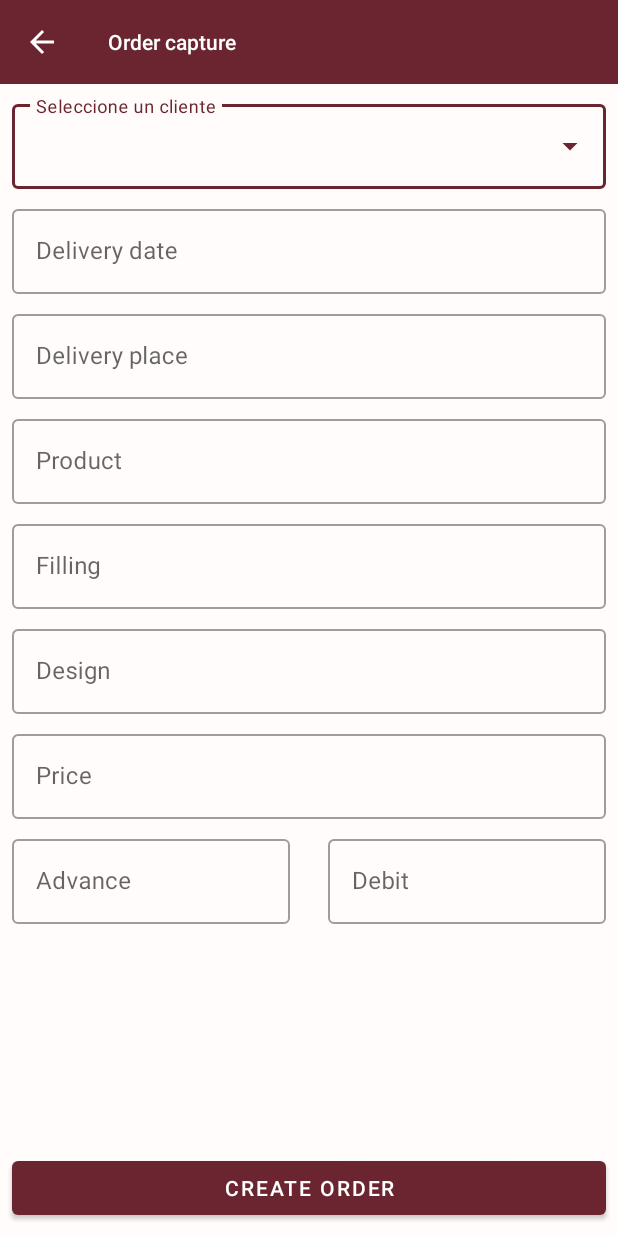
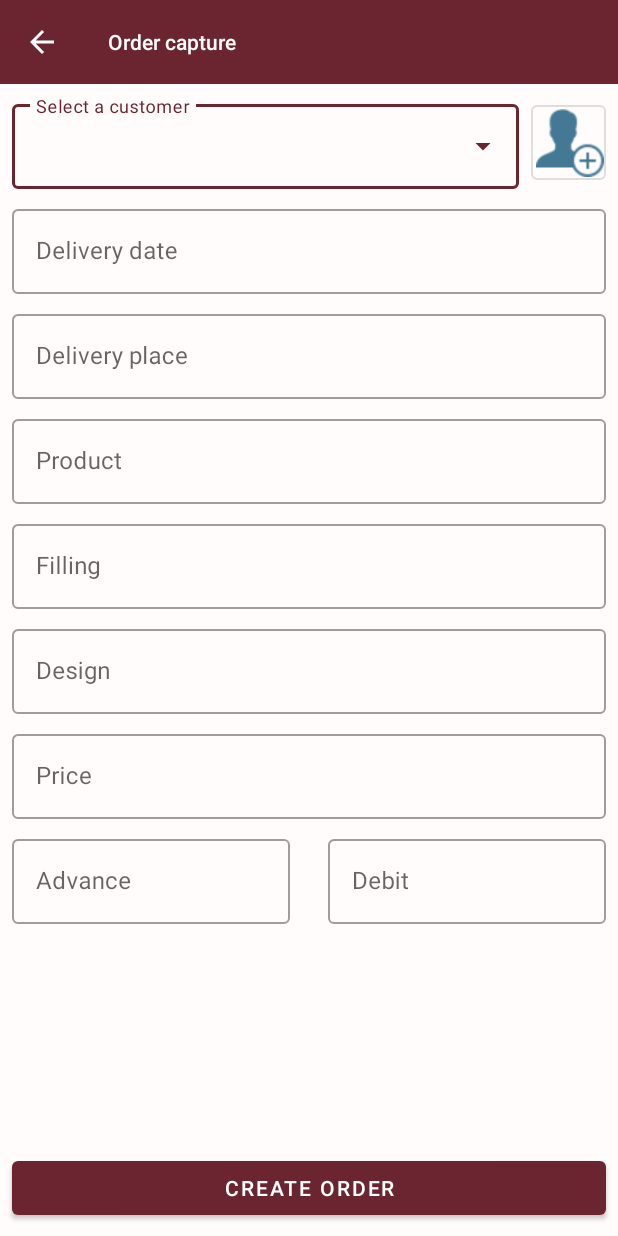
Before and after one commit to naav694/ordermanagement, an Android app: the OrderActivity screen opened directly, with no data from a screen before it, on a phone screen of 412 x 824 dp. Run offline under Robolectric (Android 15) with nearby library versions, the phone set to English and light mode, and no system bars; our stand-ins replace Room's generated code; 2 statements that could not run were skipped.

Commit message:
Changes: * Added customer repository to fill the dropdown list

```diff
--- a/app/src/main/java/mx/rokegcode/ordermanagement/MyApplication.kt
+++ b/app/src/main/java/mx/rokegcode/ordermanagement/MyApplication.kt
@@ -10,9 +10,11 @@ import android.os.Build
 import androidx.room.Room
 import com.google.gson.Gson
 import mx.rokegcode.ordermanagement.model.db.AppDatabase
+import mx.rokegcode.ordermanagement.model.repository.implementation.CustomerRepository
 import mx.rokegcode.ordermanagement.model.repository.implementation.OrderRepository
 import mx.rokegcode.ordermanagement.model.repository.interfaces.IUserRepository
 import mx.rokegcode.ordermanagement.model.repository.implementation.UserRepository
+import mx.rokegcode.ordermanagement.model.repository.interfaces.ICustomerRepository
 import mx.rokegcode.ordermanagement.model.repository.interfaces.IOrderRepository
 import mx.rokegcode.ordermanagement.receiver.NotificationReceiver
 import mx.rokegcode.ordermanagement.util.CHANNEL_ID
@@ -71,12 +73,13 @@ class MyApplication : Application() {
         viewModel { LoginViewModel(get(), get()) }
         viewModel { RegisterViewModel(get()) }
         viewModel { MainViewModel(get(), get()) }
-        viewModel { OrderViewModel(get()) }
+        viewModel { OrderViewModel(get(), get()) }
     }
 
     private val repositoryModule = module {
         factory<IUserRepository> { UserRepository(get()) }
         factory<IOrderRepository> { OrderRepository(get()) }
+        factory<ICustomerRepository> { CustomerRepository(get()) }
     }
 
     private val databaseModule = module {
@@ -93,7 +96,6 @@ class MyApplication : Application() {
     }
 
     private val helperModule = module {
-
         single { Gson() }
 
         single<SharedPreferences> {
--- a/app/src/main/java/mx/rokegcode/ordermanagement/model/db/CustomerDao.kt
+++ b/app/src/main/java/mx/rokegcode/ordermanagement/model/db/CustomerDao.kt
@@ -5,6 +5,9 @@ import mx.rokegcode.ordermanagement.model.data.Customer
 
 @Dao
 interface CustomerDao {
+
+    @Query("SELECT * FROM CUSTOMER ORDER BY customerName ASC")
+    suspend fun getCustomers() : List<Customer>
 
     @Insert(onConflict = OnConflictStrategy.REPLACE)
     suspend fun insert(customer: Customer)
--- /dev/null
+++ b/app/src/main/java/mx/rokegcode/ordermanagement/model/repository/interfaces/ICustomerRepository.kt
@@ -0,0 +1,9 @@
+package mx.rokegcode.ordermanagement.model.repository.interfaces
+
+import kotlinx.coroutines.flow.Flow
+import mx.rokegcode.ordermanagement.model.data.Customer
+import mx.rokegcode.ordermanagement.util.DataState
+
+interface ICustomerRepository {
+    fun getCustomers(): Flow<DataState<List<Customer>>>
+}
--- a/app/src/main/java/mx/rokegcode/ordermanagement/util/DataState.kt
+++ b/app/src/main/java/mx/rokegcode/ordermanagement/util/DataState.kt
@@ -2,7 +2,7 @@ package mx.rokegcode.ordermanagement.util
 
 sealed class DataState<out R> {
     data class Success<out T>(val data: T) : DataState<T>()
-    data class Error(val error: String) : DataState<Nothing>()
+    data class Error(val error: Exception) : DataState<Nothing>()
     data class Loading(val message: String) : DataState<Nothing>()
     object LoginActivity : DataState<Nothing>()
 }
--- a/app/src/main/java/mx/rokegcode/ordermanagement/view/activity/OrderActivity.kt
+++ b/app/src/main/java/mx/rokegcode/ordermanagement/view/activity/OrderActivity.kt
@@ -1,9 +1,14 @@
 package mx.rokegcode.ordermanagement.view.activity
 
 import android.os.Bundle
+import android.text.InputType
 import android.view.MenuItem
+import android.widget.ArrayAdapter
+import kotlinx.android.synthetic.main.activity_order.*
 import kotlinx.android.synthetic.main.toolbar.*
 import mx.rokegcode.ordermanagement.R
+import mx.rokegcode.ordermanagement.model.data.Customer
+import mx.rokegcode.ordermanagement.viewmodel.OrderStateEvent
 import mx.rokegcode.ordermanagement.viewmodel.OrderViewModel
 import org.koin.android.viewmodel.ext.android.viewModel
 
@@ -17,6 +22,27 @@ class OrderActivity : BaseActivity() {
         setSupportActionBar(toolbar)
         supportActionBar?.title = "Order capture"
         supportActionBar?.setDisplayHomeAsUpEnabled(true)
+        subscribeObserver()
+        initComponent()
+        orderViewModel.setStateEvent(OrderStateEvent.GetCustomers)
+    }
+
+    private fun initComponent() {
+        TODO("Not yet implemented")
+    }
+
+    private fun initCustomerDropdown(customers: List<Customer>) {
+        val customerAdapter: ArrayAdapter<Customer> = ArrayAdapter(
+            this,
+            R.layout.support_simple_spinner_dropdown_item,
+            customers
+        )
+        customerDropdown.inputType = InputType.TYPE_NULL
+        customerDropdown.setAdapter(customerAdapter)
+    }
+
+    private fun subscribeObserver() {
+        TODO("Not yet implemented")
     }
 
     override fun onOptionsItemSelected(item: MenuItem): Boolean {
--- a/app/src/main/java/mx/rokegcode/ordermanagement/view/activity/RegisterActivity.kt
+++ b/app/src/main/java/mx/rokegcode/ordermanagement/view/activity/RegisterActivity.kt
@@ -50,7 +50,7 @@ class RegisterActivity : AppCompatActivity() {
                 }
                 is DataState.Error -> {
                     mProgressDialog!!.dismiss()
-                    SweetDialogs.sweetError(this, "Error: ${it.error}").show()
+                    SweetDialogs.sweetError(this, "Error: ${it.error.message}").show()
                 }
             }
         })
--- a/app/src/main/java/mx/rokegcode/ordermanagement/view/activity/SplashActivity.kt
+++ b/app/src/main/java/mx/rokegcode/ordermanagement/view/activity/SplashActivity.kt
@@ -31,7 +31,7 @@ class SplashActivity : AppCompatActivity() {
                     startActivity(Intent(this, MainActivity::class.java))
                 }
                 is DataState.Error -> {
-                    SweetDialogs.sweetError(this, it.error)
+                    SweetDialogs.sweetError(this, it.error.message)
                 }
             }
         })
--- a/app/src/main/java/mx/rokegcode/ordermanagement/view/dialog/SweetDialogs.java
+++ b/app/src/main/java/mx/rokegcode/ordermanagement/view/dialog/SweetDialogs.java
@@ -8,11 +8,6 @@ import android.provider.Telephony;
 
 import cn.pedant.SweetAlert.SweetAlertDialog;
 import mx.rokegcode.ordermanagement.R;
-
-/**
- * @author Edgar Rodriguez / Dinamo
- * @version 1.0, Diciembre/2018.
- */
 
 public abstract class SweetDialogs {
 
--- a/app/src/main/java/mx/rokegcode/ordermanagement/viewmodel/OrderViewModel.kt
+++ b/app/src/main/java/mx/rokegcode/ordermanagement/viewmodel/OrderViewModel.kt
@@ -1,10 +1,46 @@
 package mx.rokegcode.ordermanagement.viewmodel
 
+import androidx.lifecycle.LiveData
+import androidx.lifecycle.MutableLiveData
 import androidx.lifecycle.ViewModel
+import androidx.lifecycle.viewModelScope
+import kotlinx.coroutines.flow.collect
+import kotlinx.coroutines.launch
+import mx.rokegcode.ordermanagement.model.data.Order
+import mx.rokegcode.ordermanagement.model.repository.interfaces.ICustomerRepository
 import mx.rokegcode.ordermanagement.model.repository.interfaces.IOrderRepository
+import mx.rokegcode.ordermanagement.util.DataState
 
-class OrderViewModel(private val orderRepository: IOrderRepository) : ViewModel() {
+class OrderViewModel(
+    private val orderRepository: IOrderRepository,
+    private val customerRepository: ICustomerRepository
+) : ViewModel() {
 
+    private val _dataState: MutableLiveData<DataState<Long>> = MutableLiveData()
 
+    var dataState: LiveData<DataState<Long>> = _dataState
+
+    fun onCreateOrder(order: Order) {
+        viewModelScope.launch {
+            orderRepository.setOrder(order).collect { dataState ->
+                _dataState.value = dataState
+            }
+        }
+    }
+
+    fun setStateEvent(orderStateEvent: OrderStateEvent) {
+        viewModelScope.launch {
+            when(orderStateEvent) {
+                is OrderStateEvent -> {
+                    customerRepository
+                }
+            }
+        }
+    }
 
 }
+
+sealed class OrderStateEvent {
+    object GetCustomers: OrderStateEvent()
+    object None: OrderStateEvent()
+}
--- a/app/src/main/res/layout/activity_order.xml
+++ b/app/src/main/res/layout/activity_order.xml
@@ -35,17 +35,31 @@
                 android:layout_marginStart="8dp"
                 android:layout_marginTop="8dp"
                 android:layout_marginEnd="8dp"
-                android:hint="Seleccione un cliente"
-                app:layout_constraintEnd_toEndOf="parent"
+                android:hint="@string/select_a_customer"
+                app:layout_constraintEnd_toStartOf="@id/btnAddClient"
                 app:layout_constraintStart_toStartOf="parent"
                 app:layout_constraintTop_toTopOf="parent">
 
                 <AutoCompleteTextView
+                    android:id="@+id/customerDropdown"
                     android:layout_width="match_parent"
                     android:layout_height="wrap_content"
                     android:lines="1" />
 
             </com.google.android.material.textfield.TextInputLayout>
+
+            <com.google.android.material.button.MaterialButton
+                android:id="@+id/btnAddClient"
+                style="@style/Widget.App.Button.OutlinedButton.IconOnly"
+                android:layout_width="50dp"
+                android:layout_height="50dp"
+                android:layout_marginEnd="8dp"
+                app:icon="@drawable/add_user_50"
+                app:iconSize="45dp"
+                app:iconTint="@color/colorAccent"
+                app:layout_constraintBottom_toBottomOf="@id/layoutSelectClient"
+                app:layout_constraintEnd_toEndOf="parent"
+                app:layout_constraintTop_toTopOf="@id/layoutSelectClient" />
 
             <com.google.android.material.textfield.TextInputLayout
                 android:id="@+id/layoutInputDeliveryDate"
@@ -54,7 +68,7 @@
                 android:layout_height="wrap_content"
                 android:layout_marginTop="8dp"
                 android:hint="@string/delivery_date"
-                app:layout_constraintEnd_toEndOf="@id/layoutSelectClient"
+                app:layout_constraintEnd_toEndOf="@id/btnAddClient"
                 app:layout_constraintStart_toStartOf="@id/layoutSelectClient"
                 app:layout_constraintTop_toBottomOf="@id/layoutSelectClient"
                 app:layout_goneMarginEnd="8dp"
--- a/app/src/main/res/values/strings.xml
+++ b/app/src/main/res/values/strings.xml
@@ -32,4 +32,7 @@
     <string name="don_t_have_an_account">Don\'t have an account?</string>
     <string name="registrate">¡Registrate!</string>
     <string name="user_pass_warning">You must enter Username and Password</string>
+    <string name="select_a_customer">Select a customer</string>
+    <string name="client">Client</string>
+    <string name="order_status">ORDER STATUS</string>
 </resources>
--- a/app/src/main/res/values/styles.xml
+++ b/app/src/main/res/values/styles.xml
@@ -25,4 +25,13 @@
         <item name="android:textSize">12sp</item>
     </style>
 
+    <style name="Widget.App.Button.OutlinedButton.IconOnly" parent="Widget.MaterialComponents.Button.OutlinedButton">
+        <item name="iconPadding">0dp</item>
+        <item name="android:insetTop">0dp</item>
+        <item name="android:insetBottom">0dp</item>
+        <item name="android:paddingLeft">3dp</item>
+        <item name="android:paddingRight">0dp</item>
+        <item name="iconSize">24dp</item>
+    </style>
+
 </resources>
```
Also changed, not shown: app/src/main/java/mx/rokegcode/ordermanagement/model/data/Customer.kt (+10 -5 lines), app/src/main/java/mx/rokegcode/ordermanagement/model/repository/implementation/CustomerRepository.kt (added, +22 -0 lines), app/src/main/java/mx/rokegcode/ordermanagement/model/repository/implementation/OrderRepository.kt (+5 -2 lines), app/src/main/java/mx/rokegcode/ordermanagement/model/repository/implementation/UserRepository.kt (+5 -2 lines), app/src/main/java/mx/rokegcode/ordermanagement/view/activity/LoginActivity.kt (+7 -3 lines), app/src/main/java/mx/rokegcode/ordermanagement/view/activity/MainActivity.kt (+5 -5 lines), app/src/main/res/layout/item_order.xml (+7 -15 lines), app/src/main/res/drawable/add_user_50.png (added).
